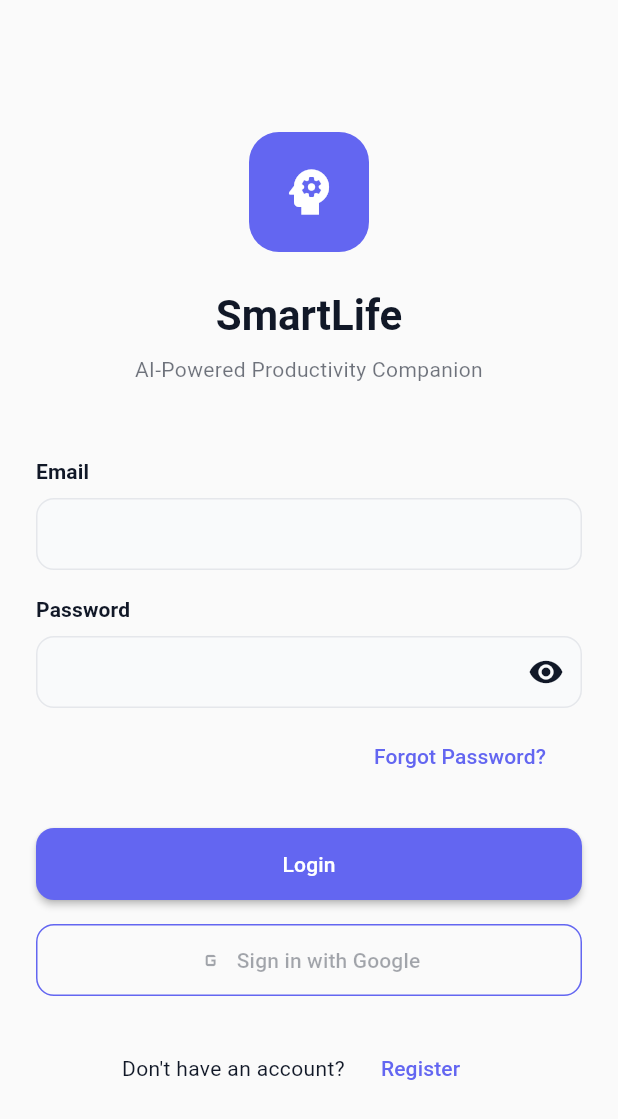
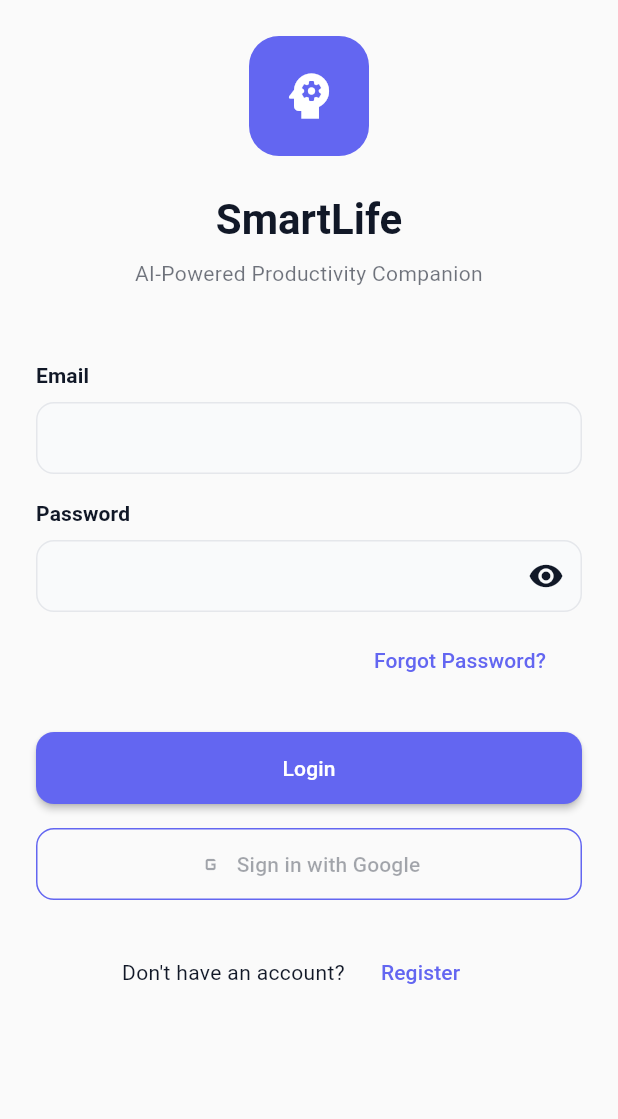
Before and after one commit to Musawarchan/habit-expense-notes-app, a Flutter app: the LoginScreen screen opened by its route, on a phone screen of 412 x 824 dp. Shown: the top 1119 px of the screen. Run offline on Flutter 3.47's test engine with Material 3 defaults, Android fonts, the phone set to English and light mode, and no system bars; our stand-ins replace cloud_firestore, equatable, firebase_auth, firebase_core, firebase_messaging, flutter_bloc and 3 more; accounts and stored records are empty.

Commit message:
splash login and register and logout fixed

```diff
--- a/lib/presentation/screens/auth/login_screen.dart
+++ b/lib/presentation/screens/auth/login_screen.dart
@@ -53,10 +53,11 @@
                   final isLoading =
                       context.watch<AuthBloc>().state is AuthLoading;
 
-                  return Column(
+                  return SingleChildScrollView(
+                    child: Column(
                       crossAxisAlignment: CrossAxisAlignment.stretch,
                       children: [
-                      const Spacer(),
+                        // const Spacer(),
                         Column(
                           children: [
                             Container(
@@ -123,11 +124,14 @@
                               }
                               return null;
                             },
-                          onChanged: (v) =>
-                              context.read<LoginFormCubit>().updatePassword(v),
+                            onChanged: (v) => context
+                                .read<LoginFormCubit>()
+                                .updatePassword(v),
                             suffixIcon: IconButton(
                               icon: Icon(
-                              obscure ? Icons.visibility : Icons.visibility_off,
+                                obscure
+                                    ? Icons.visibility
+                                    : Icons.visibility_off,
                               ),
                               onPressed: () =>
                                   context.read<VisibilityCubit>().toggle(),
@@ -177,8 +181,9 @@
                             ),
                           ],
                         ),
-                      const Spacer(),
+                        // const Spacer(),
                       ],
+                    ),
                   );
                 },
               ),
--- a/lib/presentation/screens/settings/settings_screen.dart
+++ b/lib/presentation/screens/settings/settings_screen.dart
@@ -1,8 +1,11 @@
 import 'package:flutter/material.dart';
 import 'package:go_router/go_router.dart';
+import 'package:flutter_bloc/flutter_bloc.dart';
 import '../../../../core/constants/app_strings.dart';
 import '../../../../core/widgets/custom_widgets.dart';
 import '../../../../routes/app_pages.dart';
+import '../../../../logic/auth/bloc/auth_bloc.dart';
+import '../../../../logic/auth/bloc/auth_event.dart';
 
 class SettingsScreen extends StatefulWidget {
   const SettingsScreen({super.key});
@@ -316,7 +319,8 @@
           TextButton(
             onPressed: () {
               Navigator.pop(context);
-              context.go('/login');
+              context.read<AuthBloc>().add(const AuthLogoutRequested());
+              context.go(AppPages.login);
             },
             child: const Text('Logout'),
           ),
```
Also changed, not shown: lib/logic/common/splash_cubit.dart (+13 -0 lines), lib/presentation/screens/auth/register_screen.dart (+8 -9 lines), 3 other files. Lines whose indentation alone changed are shown as unchanged.
